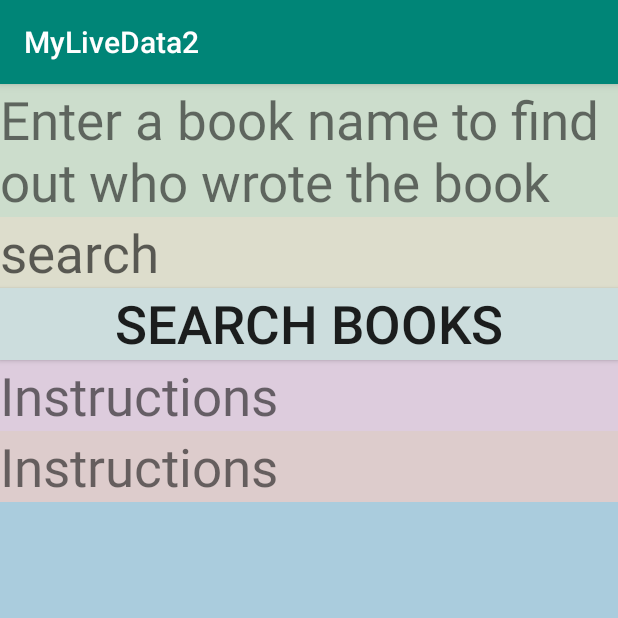
After one commit to SanketPatelHere/MyLiveData2, an Android app: the BookActivity screen opened directly, with no data from a screen before it, on a phone screen of 412 x 824 dp, the top half of it. The commit adds this screen. Run offline under Robolectric (Android 15) with nearby library versions, the phone set to English and light mode, and no system bars.

Commit message:
Book Demo : AsyncTask, AsyncTaskLoader

```diff
--- a/app/src/main/AndroidManifest.xml
+++ b/app/src/main/AndroidManifest.xml
@@ -16,8 +16,10 @@
         android:roundIcon="@mipmap/ic_launcher_round"
         android:supportsRtl="true"
         android:theme="@style/AppTheme">
-        <activity android:name=".ThreadDemo"
-            android:configChanges="orientation|keyboardHidden"></activity>
+        <activity android:name=".BookActivity"></activity>
+        <activity
+            android:name=".ThreadDemo"
+            android:configChanges="orientation|keyboardHidden" />
         <activity android:name=".DetailActivity" />
         <activity android:name=".CardDemo" />
         <activity android:name=".DataBinding" />
--- a/app/src/main/java/com/example/mylivedata2/ThreadDemo.java
+++ b/app/src/main/java/com/example/mylivedata2/ThreadDemo.java
@@ -31,6 +31,7 @@ public class ThreadDemo extends AppCompatActivity {
             @Override
             public void onClick(View v) {
                 tv1.setText("Threadingggggg ");
+                //asyntacs = thread = worker thread
                 new MyAsyncTask(tv1).execute();
             }
         });
@@ -39,7 +40,7 @@ public class ThreadDemo extends AppCompatActivity {
         {
             Log.i("My saved updated2", savedInstanceState.getString("updated"));
             Log.i("My saved new2", savedInstanceState.getString("new"));
-            tv1.setText(savedInstanceState.getString("new"));
+            //tv1.setText(savedInstanceState.getString("new"));
         }
     }
 
@@ -64,7 +65,7 @@ public class ThreadDemo extends AppCompatActivity {
         {
             Log.i("My saved updated", savedInstanceState.getString("updated"));
             Log.i("My saved new", savedInstanceState.getString("new"));
-            tv1.setText(savedInstanceState.getString("new"));
+            //tv1.setText(savedInstanceState.getString("new"));
         }
     }
 
--- /dev/null
+++ b/app/src/main/res/layout/activity_book.xml
@@ -0,0 +1,51 @@
+<?xml version="1.0" encoding="utf-8"?>
+<LinearLayout xmlns:android="http://schemas.android.com/apk/res/android"
+    xmlns:app="http://schemas.android.com/apk/res-auto"
+    xmlns:tools="http://schemas.android.com/tools"
+    android:layout_width="match_parent"
+    android:layout_height="match_parent"
+    android:orientation="vertical"
+    android:background="#aaccdd"
+    tools:context=".BookActivity">
+    <TextView
+        android:id="@+id/instructions"
+        android:layout_width="match_parent"
+        android:layout_height="wrap_content"
+        android:text="Enter a book name to find out who wrote the book"
+        android:textSize="35sp"
+        android:background="#ccddcc"
+        />
+    <EditText
+        android:id="@+id/bookInput"
+        android:layout_width="match_parent"
+        android:layout_height="wrap_content"
+        android:hint="search"
+        android:textSize="35sp"
+        android:background="#ddddcc"
+        />
+    <Button
+        android:id="@+id/searchButton"
+        android:layout_width="match_parent"
+        android:layout_height="wrap_content"
+        android:text="Search Books"
+        android:onClick="searchBooks"
+        android:textSize="35sp"
+        android:background="#ccdddd"
+        />
+    <TextView
+        android:id="@+id/titleText"
+        android:layout_width="match_parent"
+        android:layout_height="wrap_content"
+        android:text="Instructions"
+        android:textSize="35sp"
+        android:background="#ddccdd"
+        />
+    <TextView
+        android:id="@+id/authorText"
+        android:layout_width="match_parent"
+        android:layout_height="wrap_content"
+        android:text="Instructions"
+        android:textSize="35sp"
+        android:background="#ddcccc"
+        />
+</LinearLayout>
```
Also changed, not shown: app/src/main/java/com/example/mylivedata2/BookActivity.java (added, +201 -0 lines), app/src/main/java/com/example/mylivedata2/MainActivity.java (+9 -1 lines), app/src/main/java/com/example/mylivedata2/MyAsyncTask.java (deleted, +0 -9 lines), app/src/main/res/layout/activity_main.xml (+7 -0 lines).
